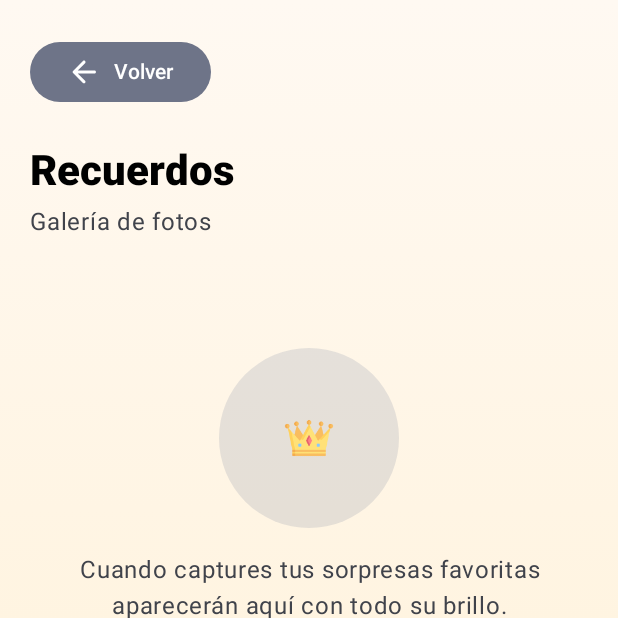
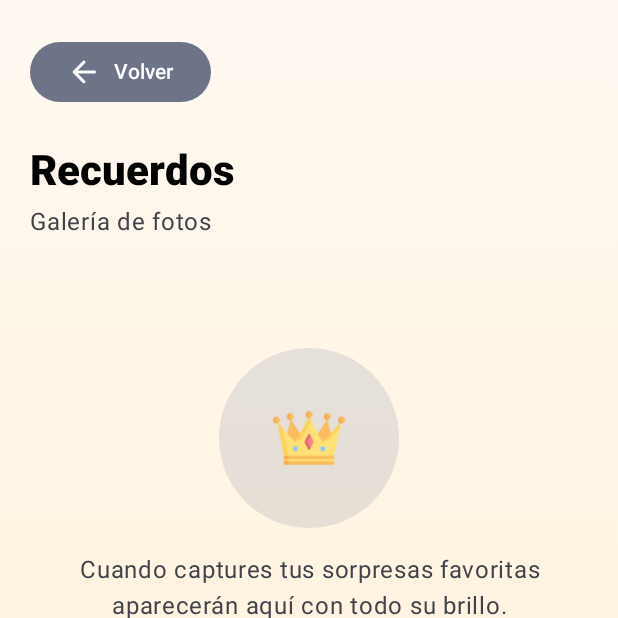
Before and after one commit to andresmend12-lab/Cumple-Ana, an Android app built with Jetpack Compose: the MemoriesScreen screen opened through its navigation route, on a phone screen of 412 x 824 dp, the top half of it. Run offline under Robolectric (Android 15) with nearby library versions, the phone set to English and light mode, and no system bars.

Commit message:
Scale activity icons without enlarging frames

```diff
--- a/app/src/main/java/com/example/birthday/ui/components/ActivityCard.kt
+++ b/app/src/main/java/com/example/birthday/ui/components/ActivityCard.kt
@@ -104,7 +104,7 @@ fun ActivityCard(
             verticalAlignment = Alignment.CenterVertically
         ) {
             Surface(
-                modifier = Modifier.size(112.dp),
+                modifier = Modifier.size(56.dp),
                 shape = CircleShape,
                 color = Color.White.copy(alpha = 0.35f)
             ) {
@@ -114,7 +114,7 @@ fun ActivityCard(
                     tint = Color.Unspecified,
                     modifier = Modifier
                         .fillMaxSize()
-                        .padding(24.dp)
+                        .padding(2.dp)
                 )
             }
             Column(
--- a/app/src/main/java/com/example/birthday/ui/components/ActivityIcons.kt
+++ b/app/src/main/java/com/example/birthday/ui/components/ActivityIcons.kt
@@ -11,6 +11,7 @@ import androidx.compose.ui.graphics.painter.Painter
 import androidx.compose.ui.platform.LocalContext
 import androidx.core.graphics.drawable.toBitmap
 import com.example.birthday.R
+import kotlin.math.roundToInt
 
 object ActivityIcons {
     @Composable
@@ -28,9 +29,12 @@ object ActivityIcons {
             val width = safeDrawable.intrinsicWidth.takeIf { it > 0 } ?: DEFAULT_ICON_SIZE
             val height = safeDrawable.intrinsicHeight.takeIf { it > 0 } ?: DEFAULT_ICON_SIZE
 
+            val scaledWidth = (width * ICON_SCALE_FACTOR).roundToInt().coerceAtLeast(width)
+            val scaledHeight = (height * ICON_SCALE_FACTOR).roundToInt().coerceAtLeast(height)
+
             val bitmap = safeDrawable.toBitmap(
-                width = width,
-                height = height,
+                width = scaledWidth,
+                height = scaledHeight,
                 config = Bitmap.Config.ARGB_8888
             )
 
@@ -55,4 +59,5 @@ object ActivityIcons {
     private val FALLBACK_ICON_ID: Int = R.mipmap.ic_regalo
 
     private const val DEFAULT_ICON_SIZE: Int = 256
+    private const val ICON_SCALE_FACTOR: Float = 2f
 }
--- a/app/src/main/java/com/example/birthday/ui/screens/MemoriesScreen.kt
+++ b/app/src/main/java/com/example/birthday/ui/screens/MemoriesScreen.kt
@@ -331,7 +331,10 @@ private fun MemoriesFilterRow(
                     Icon(
                         painter = ActivityIcons.painterForId(activity.id),
                         contentDescription = null,
-                        tint = Color.Unspecified
+                        tint = Color.Unspecified,
+                        modifier = Modifier
+                            .padding(2.dp)
+                            .size(28.dp)
                     )
                 },
                 colors = FilterChipDefaults.filterChipColors(
@@ -368,7 +371,7 @@ private fun MemoryActivityCard(
             ) {
                 Row(verticalAlignment = Alignment.CenterVertically, horizontalArrangement = Arrangement.spacedBy(12.dp)) {
                     Surface(
-                        modifier = Modifier.size(112.dp),
+                        modifier = Modifier.size(56.dp),
                         shape = CircleShape,
                         color = MaterialTheme.colorScheme.primary.copy(alpha = 0.12f)
                     ) {
@@ -378,7 +381,7 @@ private fun MemoryActivityCard(
                             tint = Color.Unspecified,
                             modifier = Modifier
                                 .fillMaxSize()
-                                .padding(24.dp)
+                                .padding(2.dp)
                         )
                     }
                     Column(verticalArrangement = Arrangement.spacedBy(4.dp)) {
@@ -436,7 +439,9 @@ private fun EmptyMemoriesState() {
                 painter = ActivityIcons.painterForId(1),
                 contentDescription = null,
                 tint = Color.Unspecified,
-                modifier = Modifier.padding(28.dp)
+                modifier = Modifier
+                    .fillMaxSize()
+                    .padding(12.dp)
             )
         }
         Text(
```
